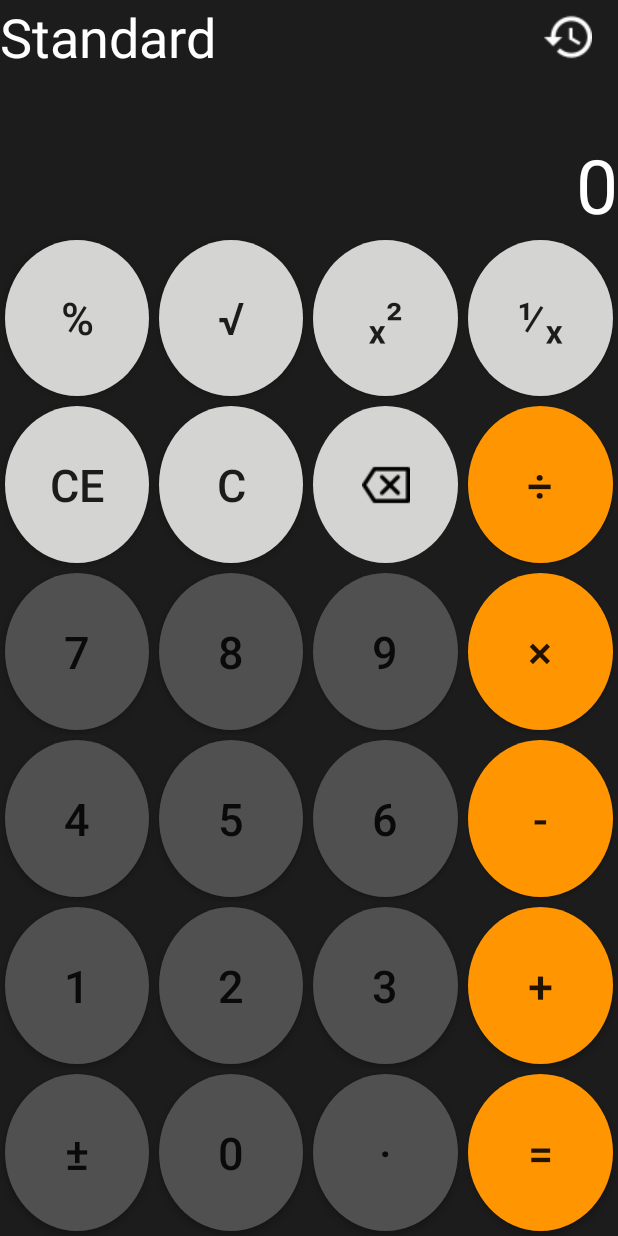
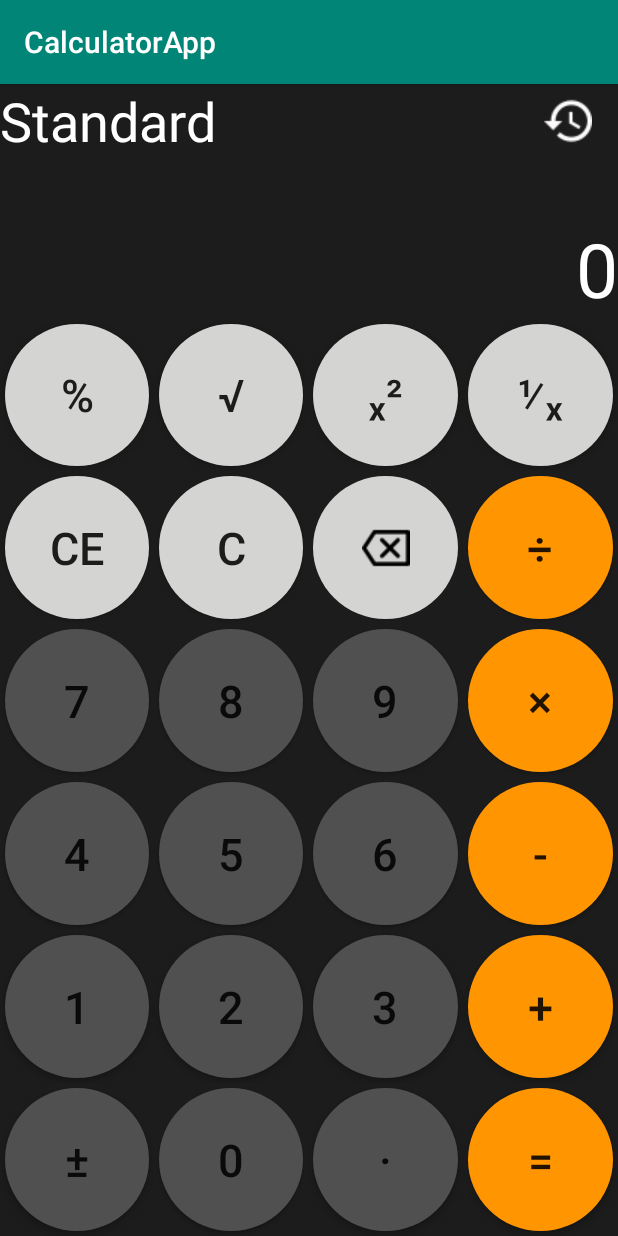
Before and after one commit to hquanitute/nhom5_laptrinhdidong_chieuT5, an Android app: the screen it shows after launch (MainActivity), on a phone screen of 412 x 824 dp. Run offline under Robolectric (Android 15) with nearby library versions, the phone set to English and light mode, and no system bars.

Commit message:
fix rotation

```diff
--- a/app/src/main/AndroidManifest.xml
+++ b/app/src/main/AndroidManifest.xml
@@ -8,7 +8,8 @@
         android:label="@string/app_name"
         android:roundIcon="@mipmap/ic_launcher_round"
         android:supportsRtl="true"
-        android:theme="@style/Theme.AppCompat.Light.NoActionBar">
+        android:theme="@style/AppTheme">
+        //android:theme="@style/Theme.AppCompat.Light.NoActionBar">
         <activity android:name=".HistoryActivity"></activity>
         <activity android:name=".MainActivity">
             <intent-filter>
--- a/app/src/main/java/androiddev/nhom5/calculatorapp/MainActivity.java
+++ b/app/src/main/java/androiddev/nhom5/calculatorapp/MainActivity.java
@@ -13,7 +13,7 @@ public class MainActivity extends AppCompatActivity {
 
     Button button0, button1, button2, button3, button4, button5, button6,
             button7, button8, button9, buttonAdd, buttonSub, buttonDiv,
-            buttonMul, buttonMínus, buttonC, buttonCE, buttonEqual,
+            buttonMul, buttonMinus, buttonC, buttonCE, buttonEqual,
             buttonDot, buttonPercent, buttonSqrt, buttonSqr, buttonFraction;
     ImageButton buttonDel;
     TextView resultView, expressionView;
@@ -37,14 +37,14 @@ public class MainActivity extends AppCompatActivity {
         buttonMul = findViewById(R.id.buttonMul);
         buttonDiv = findViewById(R.id.buttonDiv);
         buttonC = findViewById(R.id.buttonC);
-        buttonCE = findViewById(R.id.buttonCE);
-        buttonDel = findViewById(R.id.buttonDel);
+        //buttonCE = findViewById(R.id.buttonCE);
+       // buttonDel = findViewById(R.id.buttonDel);
         buttonDot = findViewById(R.id.buttonDot);
-        buttonMínus = findViewById(R.id.buttonMinus);
+        buttonMinus = findViewById(R.id.buttonMinus);
         buttonPercent = findViewById(R.id.buttonPer);
         buttonSqr = findViewById(R.id.buttonSqr);
         buttonSqrt = findViewById(R.id.buttonSqrt);
-        buttonFraction = findViewById(R.id.buttonFrac);
+       // buttonFraction = findViewById(R.id.buttonFrac);
         buttonEqual = findViewById(R.id.buttonEqual);
         resultView = findViewById(R.id.resultView);
         expressionView = findViewById(R.id.expressionView);
@@ -72,28 +72,28 @@ public class MainActivity extends AppCompatActivity {
                 expressionView.setText("");
             }
         });
-        buttonCE.setOnClickListener(new View.OnClickListener() {
-            @Override
-            public void onClick(View v) {
-                resultView.setText("0");
-            }
-        });
+//        buttonCE.setOnClickListener(new View.OnClickListener() {
+//            @Override
+//            public void onClick(View v) {
+//                resultView.setText("0");
+//            }
+//        });
         buttonDot.setOnClickListener(new View.OnClickListener() {
             @Override
             public void onClick(View v) {
                 resultView.setText(resultView.getText() + ".");
             }
         });
-        buttonDel.setOnClickListener(new View.OnClickListener() {
-            @Override
-            public void onClick(View v) {
-                String expression = resultView.getText().toString();
-                if(expression.length() != 1)
-                    expression = expression.substring(0, expression.length() - 1);
-                else expression = "0";
-                resultView.setText(expression);
-            }
-        });
+//        buttonDel.setOnClickListener(new View.OnClickListener() {
+//            @Override
+//            public void onClick(View v) {
+//                String expression = resultView.getText().toString();
+//                if(expression.length() != 1)
+//                    expression = expression.substring(0, expression.length() - 1);
+//                else expression = "0";
+//                resultView.setText(expression);
+//            }
+//        });
 
         buttonEqual.setOnClickListener(new View.OnClickListener() {
             @Override
--- a/app/src/main/res/layout-land/activity_main.xml
+++ b/app/src/main/res/layout-land/activity_main.xml
@@ -4,7 +4,6 @@
     xmlns:tools="http://schemas.android.com/tools"
     android:layout_width="match_parent"
     android:layout_height="match_parent"
-
     android:background="#1C1C1C"
     android:orientation="vertical"
     tools:context=".MainActivity">
@@ -12,7 +11,6 @@
     <LinearLayout
         android:layout_width="match_parent"
         android:layout_height="match_parent"
-        android:background="#000000"
         android:orientation="vertical">
 
         <TextView
@@ -44,10 +42,10 @@
                 android:layout_height="60dp"
                 android:layout_marginLeft="0dp"
                 android:layout_marginTop="5dp"
+                android:layout_weight="1"
                 android:background="@drawable/button_black"
                 android:text="("
-                android:textColor="#FFFFFF"
-                android:layout_weight="1"/>
+                android:textColor="#FFFFFF" />
 
             <Button
                 android:id="@+id/buttonRightBrack"
@@ -55,10 +53,10 @@
                 android:layout_height="60dp"
                 android:layout_marginLeft="5dp"
                 android:layout_marginTop="5dp"
+                android:layout_weight="1"
                 android:background="@drawable/button_black"
                 android:text=")"
-                android:textColor="#FFFFFF"
-                android:layout_weight="1"/>
+                android:textColor="#FFFFFF" />
 
             <Button
                 android:id="@+id/buttonStage"
@@ -66,10 +64,10 @@
                 android:layout_height="60dp"
                 android:layout_marginLeft="5dp"
                 android:layout_marginTop="5dp"
+                android:layout_weight="1"
                 android:background="@drawable/button_black"
                 android:text="x!"
-                android:textColor="#FFFFFF"
-                android:layout_weight="1"/>
+                android:textColor="#FFFFFF" />
 
             <Button
                 android:id="@+id/button7"
@@ -77,10 +75,10 @@
                 android:layout_height="60dp"
                 android:layout_marginLeft="5dp"
                 android:layout_marginTop="5dp"
+                android:layout_weight="1"
                 android:background="@drawable/button_sivil"
                 android:text="7"
-                android:textColor="#FFFFFF"
-                android:layout_weight="1"/>
+                android:textColor="#FFFFFF" />
 
             <Button
                 android:id="@+id/button8"
@@ -88,10 +86,10 @@
                 android:layout_height="60dp"
                 android:layout_marginLeft="5dp"
                 android:layout_marginTop="5dp"
+                android:layout_weight="1"
                 android:background="@drawable/button_sivil"
                 android:text="8"
-                android:textColor="#FFFFFF"
-                android:layout_weight="1"/>
+                android:textColor="#FFFFFF" />
 
             <Button
                 android:id="@+id/button9"
@@ -99,10 +97,10 @@
                 android:layout_height="60dp"
                 android:layout_marginLeft="5dp"
                 android:layout_marginTop="5dp"
+                android:layout_weight="1"
                 android:background="@drawable/button_sivil"
                 android:text="9"
-                android:textColor="#FFFFFF"
-                android:layout_weight="1"/>
+                android:textColor="#FFFFFF" />
 
             <Button
                 android:id="@+id/buttonC"
@@ -110,10 +108,10 @@
                 android:layout_height="60dp"
                 android:layout_marginLeft="5dp"
                 android:layout_marginTop="5dp"
+                android:layout_weight="1"
                 android:background="@drawable/button_orange"
                 android:text="C"
-                android:textColor="#FFFFFF"
-                android:layout_weight="1"/>
+                android:textColor="#FFFFFF" />
 
             <Button
                 android:id="@+id/buttonAC"
@@ -121,10 +119,10 @@
                 android:layout_height="60dp"
                 android:layout_marginLeft="5dp"
                 android:layout_marginTop="5dp"
+                android:layout_weight="1"
                 android:background="@drawable/button_orange"
                 android:text="AC"
-                android:textColor="#FFFFFF"
-                android:layout_weight="1"/>
+                android:textColor="#FFFFFF" />
 
         </LinearLayout>
 
@@ -133,82 +131,90 @@
             android:layout_height="wrap_content"
             android:weightSum="8">
 
-            <Button android:layout_weight="1"
+            <Button
                 android:id="@+id/buttonPi"
                 android:layout_width="75dp"
                 android:layout_height="60dp"
                 android:layout_marginLeft="0dp"
                 android:layout_marginTop="5dp"
+                android:layout_weight="1"
                 android:background="@drawable/button_black"
                 android:text="π"
                 android:textColor="#FFFFFF" />
 
-            <Button android:layout_weight="1"
+            <Button
                 android:id="@+id/buttonExpon"
                 android:layout_width="75dp"
                 android:layout_height="60dp"
                 android:layout_marginLeft="5dp"
                 android:layout_marginTop="5dp"
+                android:layout_weight="1"
                 android:background="@drawable/button_black"
                 android:text="^"
                 android:textColor="#FFFFFF" />
 
-            <Button android:layout_weight="1"
+            <Button
                 android:id="@+id/buttonSqrt"
                 android:layout_width="75dp"
                 android:layout_height="60dp"
                 android:layout_marginLeft="5dp"
                 android:layout_marginTop="5dp"
+                android:layout_weight="1"
                 android:background="@drawable/button_black"
                 android:text="√"
                 android:textColor="#FFFFFF" />
 
-            <Button android:layout_weight="1"
+            <Button
                 android:id="@+id/button4"
                 android:layout_width="75dp"
                 android:layout_height="60dp"
                 android:layout_marginLeft="5dp"
                 android:layout_marginTop="5dp"
+                android:layout_weight="1"
                 android:background="@drawable/button_sivil"
                 android:text="4"
                 android:textColor="#FFFFFF" />
 
-            <Button android:layout_weight="1"
+            <Button
                 android:id="@+id/button5"
                 android:layout_width="75dp"
                 android:layout_height="60dp"
                 android:layout_marginLeft="5dp"
                 android:layout_marginTop="5dp"
+                android:layout_weight="1"
                 android:background="@drawable/button_sivil"
                 android:text="5"
                 android:textColor="#FFFFFF" />
 
-            <Button android:layout_weight="1"
+            <Button
                 android:id="@+id/button6"
                 android:layout_width="75dp"
                 android:layout_height="60dp"
                 android:layout_marginLeft="5dp"
                 android:layout_marginTop="5dp"
+                android:layout_weight="1"
                 android:background="@drawable/button_sivil"
                 android:text="6"
                 android:textColor="#FFFFFF" />
 
-            <Button android:layout_weight="1"
+            <Button
                 android:id="@+id/buttonAdd"
                 android:layout_width="75dp"
                 android:layout_height="60dp"
                 android:layout_marginLeft="5dp"
                 android:layout_marginTop="5dp"
+                android:layout_weight="1"
                 android:background="@drawable/button_orange"
                 android:text="+"
                 android:textColor="#FFFFFF" />
 
-            <Button android:layout_weight="1"
+            <Button
                 android:id="@+id/buttonSub"
                 android:layout_width="75dp"
                 android:layout_height="60dp"
                 android:layout_marginLeft="5dp"
                 android:layout_marginTop="5dp"
+                android:layout_weight="1"
                 android:background="@drawable/button_orange"
                 android:text="-"
                 android:textColor="#FFFFFF" />
@@ -219,82 +225,90 @@
             android:layout_height="wrap_content"
             android:weightSum="8">
 
-            <Button android:layout_weight="1"
+            <Button
                 android:id="@+id/buttonSin"
                 android:layout_width="75dp"
                 android:layout_height="60dp"
                 android:layout_marginLeft="0dp"
                 android:layout_marginTop="5dp"
+                android:layout_weight="1"
                 android:background="@drawable/button_black"
                 android:text="sin"
                 android:textColor="#FFFFFF" />
 
-            <Button android:layout_weight="1"
+            <Button
                 android:id="@+id/buttonCos"
                 android:layout_width="75dp"
                 android:layout_height="60dp"
                 android:layout_marginLeft="5dp"
                 android:layout_marginTop="5dp"
+                android:layout_weight="1"
                 android:background="@drawable/button_black"
                 android:text="cos"
                 android:textColor="#FFFFFF" />
 
-            <Button android:layout_weight="1"
+            <Button
                 android:id="@+id/buttonPer"
                 android:layout_width="75dp"
                 android:layout_height="60dp"
                 android:layout_marginLeft="5dp"
                 android:layout_marginTop="5dp"
+                android:layout_weight="1"
                 android:background="@drawable/button_black"
                 android:text="%"
                 android:textColor="#FFFFFF" />
 
-            <Button android:layout_weight="1"
+            <Button
                 android:id="@+id/button1"
                 android:layout_width="75dp"
                 android:layout_height="60dp"
                 android:layout_marginLeft="5dp"
                 android:layout_marginTop="5dp"
+                android:layout_weight="1"
                 android:background="@drawable/button_sivil"
                 android:text="1"
                 android:textColor="#FFFFFF" />
 
-            <Button android:layout_weight="1"
+            <Button
                 android:id="@+id/button2"
                 android:layout_width="75dp"
                 android:layout_height="60dp"
                 android:layout_marginLeft="5dp"
                 android:layout_marginTop="5dp"
+                android:layout_weight="1"
                 android:background="@drawable/button_sivil"
                 android:text="2"
                 android:textColor="#FFFFFF" />
 
-            <Button android:layout_weight="1"
+            <Button
                 android:id="@+id/button3"
                 android:layout_width="75dp"
                 android:layout_height="60dp"
                 android:layout_marginLeft="5dp"
                 android:layout_marginTop="5dp"
+                android:layout_weight="1"
                 android:background="@drawable/button_sivil"
                 android:text="3"
                 android:textColor="#FFFFFF" />
 
-            <Button android:layout_weight="1"
+            <Button
                 android:id="@+id/buttonMul"
                 android:layout_width="75dp"
                 android:layout_height="60dp"
                 android:layout_marginLeft="5dp"
                 android:layout_marginTop="5dp"
+                android:layout_weight="1"
                 android:background="@drawable/button_orange"
                 android:text="*"
                 android:textColor="#FFFFFF" />
 
-            <Button android:layout_weight="1"
+            <Button
                 android:id="@+id/buttonDiv"
                 android:layout_width="75dp"
                 android:layout_height="60dp"
                 android:layout_marginLeft="5dp"
                 android:layout_marginTop="5dp"
+                android:layout_weight="1"
                 android:background="@drawable/button_orange"
                 android:text="/"
                 android:textColor="#FFFFFF" />
@@ -306,67 +320,102 @@
             android:layout_height="wrap_content"
             android:weightSum="8">
 
-            <Button android:layout_weight="1"
+            <Button
                 android:id="@+id/buttonCot"
                 android:layout_width="0dp"
                 android:layout_height="60dp"
                 android:layout_marginLeft="0dp"
                 android:layout_marginTop="5dp"
+                android:layout_weight="1"
                 android:background="@drawable/button_black"
                 android:text="cot"
                 android:textColor="#FFFFFF" />
 
-            <Button android:layout_weight="1"
+            <Button
                 android:id="@+id/buttonTan"
                 android:layout_width="0dp"
                 android:layout_height="60dp"
                 android:layout_marginLeft="5dp"
                 android:layout_marginTop="5dp"
+                android:layout_weight="1"
                 android:background="@drawable/button_black"
                 android:text="tan"
                 android:textColor="#FFFFFF" />
 
-            <Button android:layout_weight="1"
+            <Button
                 android:id="@+id/buttonAns"
                 android:layout_width="0dp"
                 android:layout_height="60dp"
                 android:layout_marginLeft="5dp"
                 android:layout_marginTop="5dp"
+                android:layout_weight="1"
                 android:background="@drawable/button_black"
                 android:text="ANS"
                 android:textColor="#FFFFFF" />
 
-            <Button android:layout_weight="2"
+            <Button
                 android:id="@+id/button0"
                 android:layout_width="0dp"
                 android:layout_height="60dp"
                 android:layout_marginLeft="5dp"
                 android:layout_marginTop="5dp"
+                android:layout_weight="2"
                 android:background="@drawable/button_sivil"
                 android:text="0"
                 android:textAlignment="gravity"
                 android:textColor="#FFFFFF" />
 
-            <Button android:layout_weight="1"
+            <Button
                 android:id="@+id/buttonDot"
                 android:layout_width="0dp"
                 android:layout_height="60dp"
                 android:layout_marginLeft="5dp"
                 android:layout_marginTop="5dp"
+                android:layout_weight="1"
                 android:background="@drawable/button_sivil"
                 android:text="."
                 android:textColor="#FFFFFF" />
 
-            <Button android:layout_weight="2"
+            <Button
                 android:id="@+id/buttonEqual"
                 android:layout_width="0dp"
                 android:layout_height="60dp"
                 android:layout_marginLeft="5dp"
                 android:layout_marginTop="5dp"
+                android:layout_weight="2"
                 android:background="@drawable/button_orange"
                 android:text="="
                 android:textColor="#FFFFFF" />
 
+            <!--<Button-->
+                <!--android:id="@+id/buttonFrac"-->
+                <!--android:layout_width="30dp"-->
+                <!--android:layout_height="match_parent"-->
+                <!--android:layout_margin="3dp"-->
+                <!--android:background="@drawable/gray_circle_button"-->
+                <!--android:text="\u215F\u2093"-->
+                <!--android:textSize="30sp" />-->
+
+            <!--<Button-->
+                <!--android:id="@+id/buttonCE"-->
+                <!--android:layout_width="30dp"-->
+                <!--android:layout_height="match_parent"-->
+                <!--android:layout_margin="3dp"-->
+                <!--android:background="@drawable/gray_circle_button"-->
+                <!--android:text="CE"-->
+                <!--android:textSize="30sp" />-->
+
+            <!--<ImageButton-->
+                <!--android:id="@+id/buttonDel"-->
+                <!--android:layout_width="30dp"-->
+                <!--android:layout_height="match_parent"-->
+                <!--android:layout_margin="3dp"-->
+                <!--android:background="@drawable/gray_circle_button"-->
+                <!--app:srcCompat="@drawable/backspace" />-->
+
         </LinearLayout>
+
     </LinearLayout>
+
+
 </LinearLayout>
```
